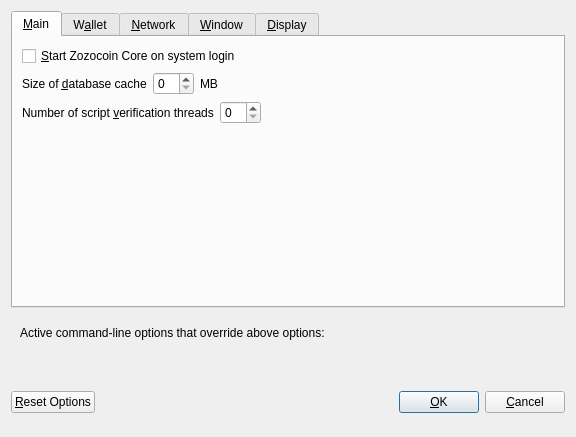
Above: src/qt/forms/optionsdialog.ui from ZoZoCoin/ZoZo-blockchain before the change. Below: the same form after it.
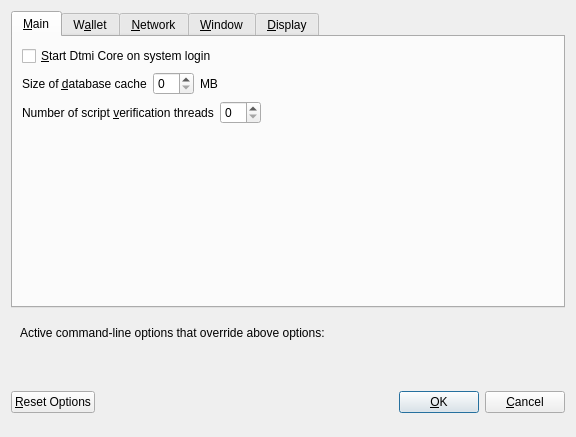
That is the form after the change. Custom widgets are drawn as their Qt base class.

```diff
--- a/src/qt/forms/optionsdialog.ui
+++ b/src/qt/forms/optionsdialog.ui
@@ -33,7 +33,7 @@
           <string>Automatically start Zozocoin Core after logging in to the system.</string>
          </property>
          <property name="text">
-          <string>&amp;Start Zozocoin Core on system login</string>
+          <string>&amp;Start Dtmi Core on system login</string>
          </property>
         </widget>
        </item>
```
Left out of the diff: 14 changed lines with no effect on the pictures.
